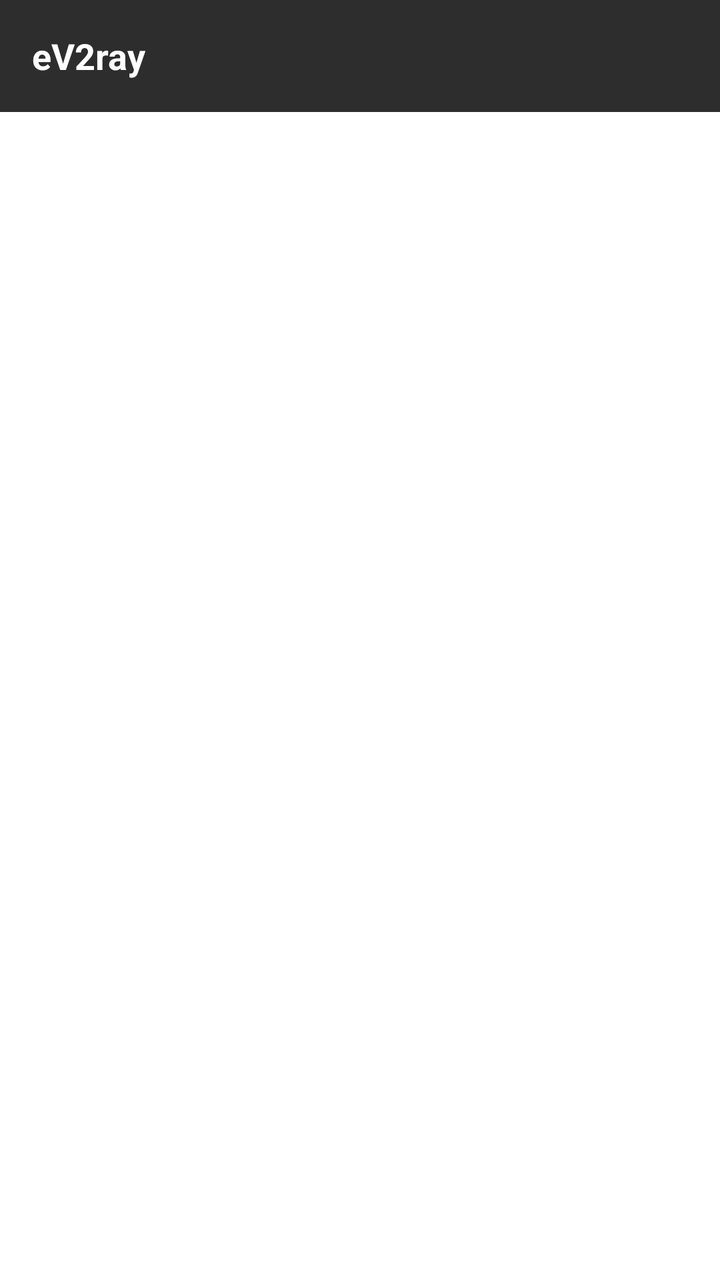
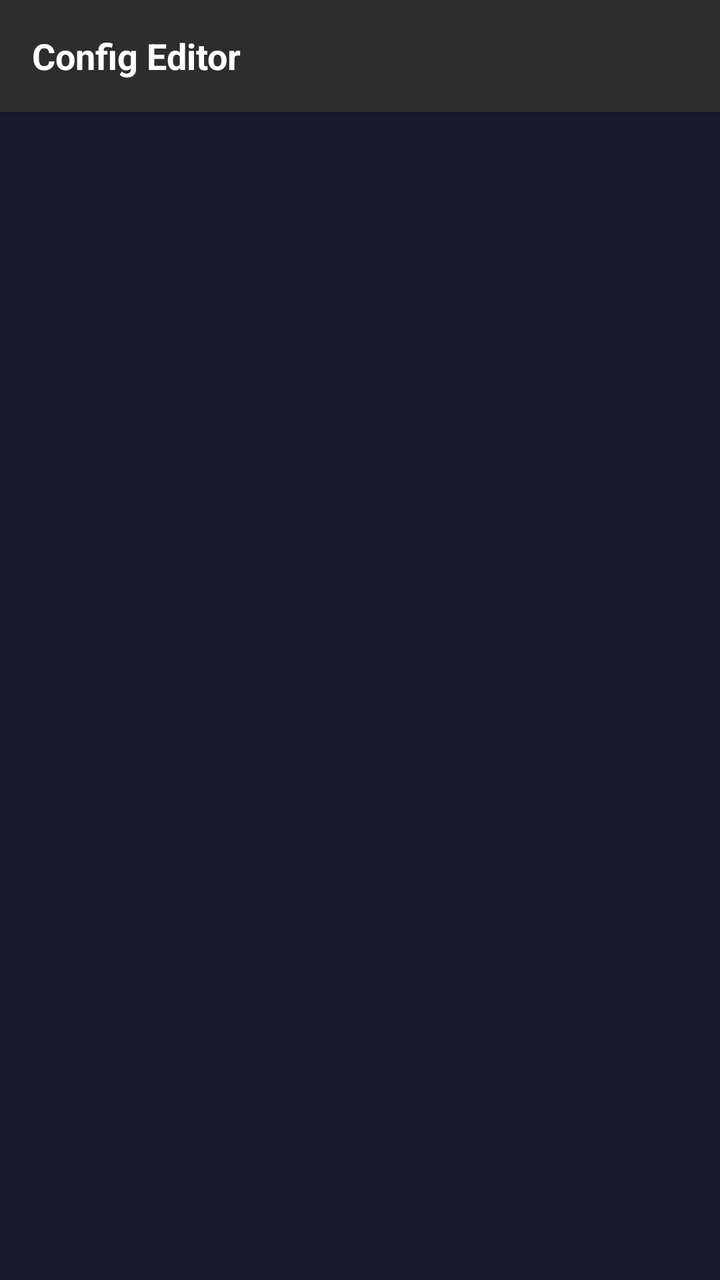

Screens rendered from an Android XML layout before and after an edit, with the pre-edit source and the edit as a unified diff.
<!-- AndroidManifest.xml: application theme Theme.V2ray -->
<!-- res/layout/activity_editor.xml -->
<?xml version="1.0" encoding="utf-8"?>
<LinearLayout
    xmlns:android="http://schemas.android.com/apk/res/android"
    android:layout_width="match_parent"
    android:layout_height="match_parent"
    android:orientation="vertical">

    <androidx.appcompat.widget.Toolbar
        android:id="@+id/toolbar"
        android:layout_width="match_parent"
        android:layout_height="56dp"
        android:background="@color/bg_toolbar">

        <TextView
            android:layout_width="wrap_content"
            android:layout_height="wrap_content"
            android:text="eV2ray"
            android:textSize="18sp"
            android:textStyle="bold"
            android:textColor="@color/white" />

    </androidx.appcompat.widget.Toolbar>

    <ScrollView
        android:layout_width="match_parent"
        android:layout_height="match_parent">

        <EditText
            android:id="@+id/etJson"
            android:layout_width="match_parent"
            android:layout_height="wrap_content"
            android:fontFamily="monospace"
            android:textSize="11sp"
            android:textColor="#212121"
            android:background="@android:color/white"
            android:padding="12dp"
            android:gravity="top|start"
            android:inputType="textMultiLine"
            android:scrollbars="vertical" />

    </ScrollView>

</LinearLayout>
<!-- resources referenced by this layout -->
<resources>
  <color name="bg_toolbar">#2d2d2d</color>
  <color name="white">#ffffff</color>
  <style name="Theme.V2ray" parent="Theme.MaterialComponents.Light.NoActionBar">
          <item name="colorPrimary">@color/primary</item>
          <item name="colorPrimaryDark">@color/primary_dark</item>
          <item name="colorAccent">@color/primary</item>
          <item name="android:windowBackground">@color/white</item>
          <item name="android:statusBarColor">@color/bg_toolbar</item>
          <item name="android:windowLightStatusBar">false</item>
          <item name="android:navigationBarColor">@color/bg_toolbar</item>
          <item name="android:textColorSecondary">@color/white</item>
      </style>
  <color name="primary">#7dc037</color>
  <color name="primary_dark">#5a9028</color>
</resources>

<!-- the commit's change to res/layout/activity_editor.xml (unified diff, before → after) -->
@@ -3,18 +3,20 @@
     xmlns:android="http://schemas.android.com/apk/res/android"
     android:layout_width="match_parent"
     android:layout_height="match_parent"
-    android:orientation="vertical">
+    android:orientation="vertical"
+    android:background="@color/bg_dark">
 
     <androidx.appcompat.widget.Toolbar
         android:id="@+id/toolbar"
         android:layout_width="match_parent"
         android:layout_height="56dp"
-        android:background="@color/bg_toolbar">
+        android:background="@color/bg_toolbar"
+        android:elevation="4dp">
 
         <TextView
             android:layout_width="wrap_content"
             android:layout_height="wrap_content"
-            android:text="eV2ray"
+            android:text="Config Editor"
             android:textSize="18sp"
             android:textStyle="bold"
             android:textColor="@color/white" />
@@ -31,12 +33,13 @@
             android:layout_height="wrap_content"
             android:fontFamily="monospace"
             android:textSize="11sp"
-            android:textColor="#212121"
-            android:background="@android:color/white"
-            android:padding="12dp"
+            android:textColor="@color/text_primary"
+            android:background="@color/bg_dark"
+            android:padding="16dp"
             android:gravity="top|start"
             android:inputType="textMultiLine"
-            android:scrollbars="vertical" />
+            android:scrollbars="vertical"
+            android:textCursorDrawable="@null" />
 
     </ScrollView>
 
<!-- resource entries referenced after the edit -->
@@ -1,6 +1,8 @@
 <!-- resources referenced by this layout -->
 <resources>
+  <color name="bg_dark">#1a1a2e</color>
   <color name="bg_toolbar">#2d2d2d</color>
+  <color name="text_primary">#212121</color>
   <color name="white">#ffffff</color>
   <style name="Theme.V2ray" parent="Theme.MaterialComponents.Light.NoActionBar">
           <item name="colorPrimary">@color/primary</item>
